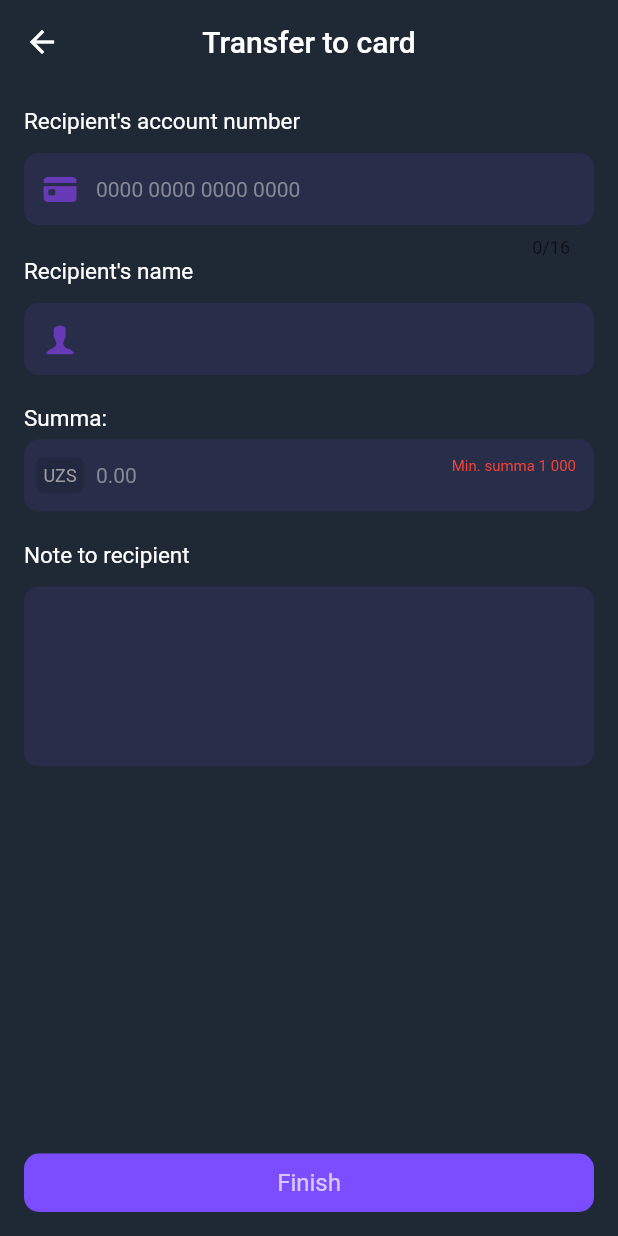
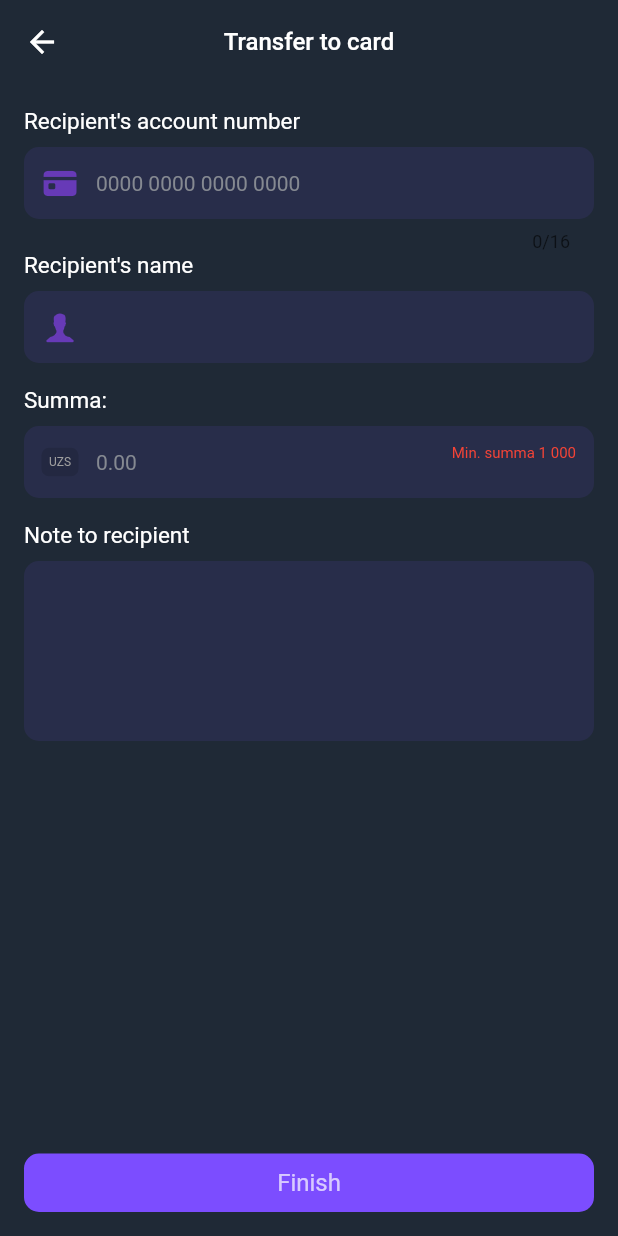
Before and after one commit to lobarashurova/bank_mobile, a Flutter app: the PaymentPage screen opened directly, on a phone screen of 412 x 824 dp. Run offline on Flutter 3.47's test engine with Material 3 defaults, Android fonts, the light colour scheme and no system bars; our stand-ins replace cached_network_image, cloud_firestore, dio, firebase_core, fl_chart, flutter_svg and 14 more; accounts and stored records are empty; network calls fail.

Commit message:
UI fixed

```diff
--- a/lib/presentation/main/home/payment/payment_page.dart
+++ b/lib/presentation/main/home/payment/payment_page.dart
@@ -23,7 +23,7 @@ class _PaymentPageState extends State<PaymentPage> {
       resizeToAvoidBottomInset: false,
       appBar: AppBar(
         centerTitle: true,
-        title: "Transfer to card".s(20),
+        title: "Transfer to card".s(16),
       ),
       body: Padding(
         padding: const EdgeInsets.all(16),
@@ -31,7 +31,7 @@ class _PaymentPageState extends State<PaymentPage> {
           crossAxisAlignment: CrossAxisAlignment.start,
           children: [
             "Recipient's account number".s(15).c(Colors.white),
-            12.kh,
+            8.kh,
              CommonTextField(
                controller: cardNumber,
               background: Colors.deepPurpleAccent.withOpacity(0.1),
@@ -45,7 +45,7 @@ class _PaymentPageState extends State<PaymentPage> {
 
 
             "Recipient's name".s(15).c(Colors.white),
-            12.kh,
+            8.kh,
              CommonTextField(
                controller: name,
               background: Colors.deepPurpleAccent.withOpacity(0.1),
@@ -55,9 +55,9 @@ class _PaymentPageState extends State<PaymentPage> {
               enabled: true,
               enabledBorderColor: Colors.deepPurpleAccent,
             ),
-            20.kh,
+            16.kh,
             "Summa: ".s(15).c(Colors.white),
-            5.kh,
+            8.kh,
             CommonTextField(
               controller: sum,
               suffix: sum.text.length < 3 ? "Min. summa 1 000".s(10).c(Colors.red) : "".s(10),
@@ -65,7 +65,7 @@ class _PaymentPageState extends State<PaymentPage> {
               prefixIcon: Container(
                   padding: const EdgeInsets.symmetric(horizontal: 5, vertical: 5),
                   decoration: const BoxDecoration(color: Colors.black12,borderRadius: BorderRadius.all(Radius.circular(5))),
-                  child: "UZS".s(12).c(Colors.grey)
+                  child: "UZS".s(8).c(Colors.grey)
               ),
               hint: "0.00",
 
@@ -74,9 +74,9 @@ class _PaymentPageState extends State<PaymentPage> {
 
               keyboardType: TextInputType.number,
             ),
-            20.kh,
+            16.kh,
             "Note to recipient".s(15).c(Colors.white),
-            12.kh,
+            8.kh,
              CommonTextField(
                maxLines: 7,
                minLines: 6,
--- a/lib/presentation/main/management/permissions/permissions_page.dart
+++ b/lib/presentation/main/management/permissions/permissions_page.dart
@@ -33,6 +33,8 @@ class _PermissionsPageState extends State<PermissionsPage> {
           padding: const EdgeInsets.all(16.0),
           child: Column(
             children: [
+              "Role name".s(15).c(Colors.white),
+              8.kh,
               CommonTextField(
                 hint: "role name",
               ),
--- a/lib/presentation/main/management/role/add_role.dart
+++ b/lib/presentation/main/management/role/add_role.dart
@@ -29,6 +29,8 @@ class _AddRoleState extends State<AddRole> {
         child: Column(
           mainAxisAlignment: MainAxisAlignment.spaceBetween,
           children: [
+            "Role name".s(15).c(Colors.white),
+            8.kh,
             CommonTextField(
               hint: "Role name",
               controller: roleName,
```
Also changed, not shown: lib/data/api_model/role/role.dart (deleted, +0 -13 lines), lib/presentation/main/home/credit/credit_page.dart (+4 -4 lines), lib/presentation/main/home/deposit/deposit_page.dart (+9 -9 lines), lib/presentation/main/management/employee/create_employee.dart (+29 -1 lines), lib/presentation/main/management/employee/edit_employees.dart (+28 -0 lines), lib/presentation/main/profile/edit_profile.dart (+9 -0 lines), lib/data/api_model/role/role.freezed.dart (deleted), lib/data/api_model/role/role.g.dart (deleted), pubspec.lock.
